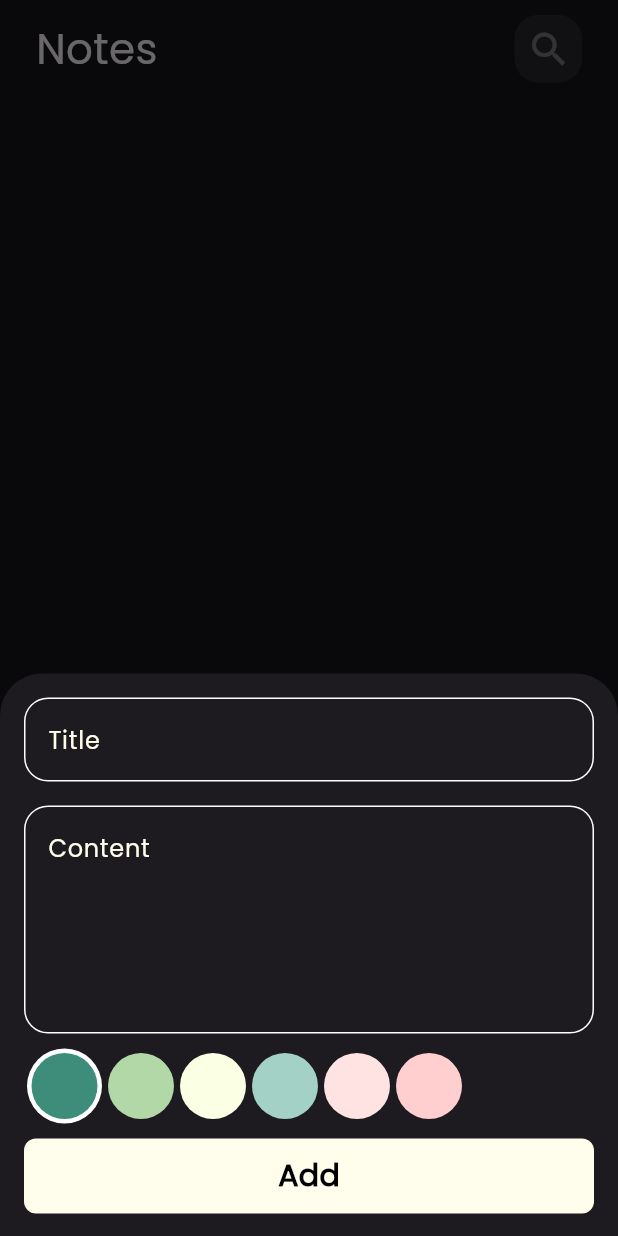
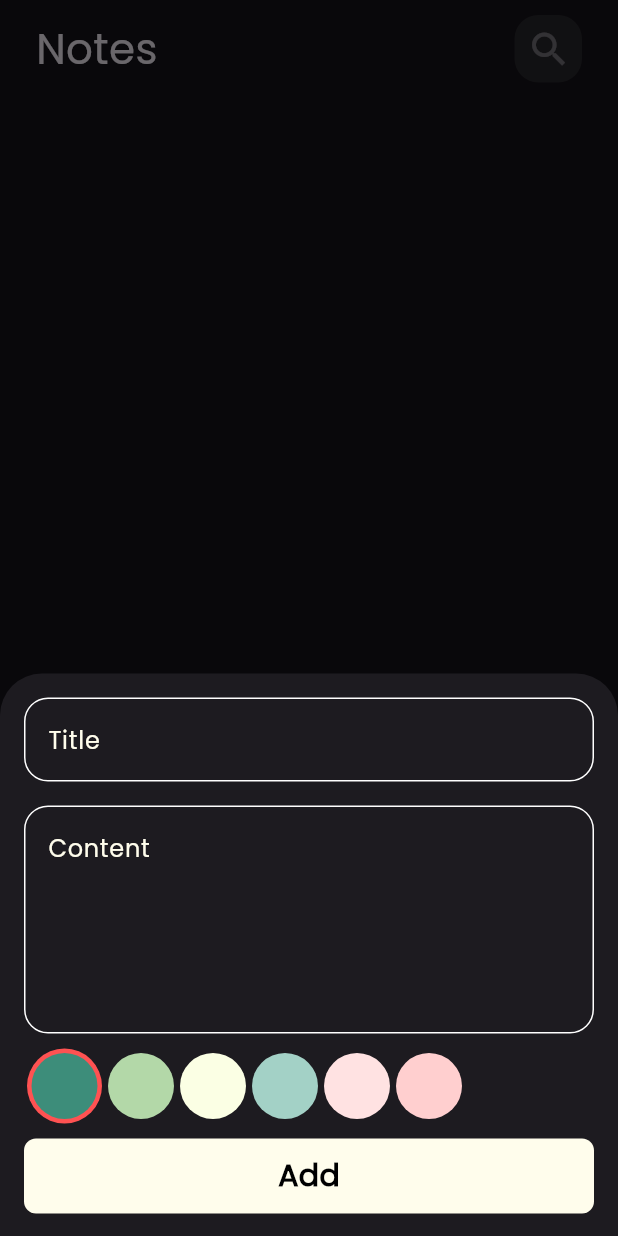
Before and after one commit to MuhammedAli21/notes_app, a Flutter app: the screen it shows after launch, after a tap on the "add" icon, on a phone screen of 412 x 824 dp. Run offline on Flutter 3.47's test engine with Material 3 defaults, Android fonts, the phone set to English and light mode, and no system bars; our stand-ins replace bloc, flutter_bloc, hive, hive_flutter, modal_progress_hud_nsn; accounts and stored records are empty; statements that could not run were skipped.

Commit message:
final app done

```diff
--- a/lib/Constents.dart
+++ b/lib/Constents.dart
@@ -2,3 +2,11 @@ import 'package:flutter/material.dart';
 
 const kPrimaryColor = Color(0xffFFFDEC);
 const kNotesBox = 'notes';
+const List<Color> kColors = [
+  Color(0xff3D8D7A),
+  Color(0xffB3D8A8),
+  Color(0xffFBFFE4),
+  Color(0xffA3D1C6),
+  Color(0xffFFE2E2),
+  Color(0xffFFCFCF),
+];
--- a/lib/main.dart
+++ b/lib/main.dart
@@ -27,6 +27,7 @@ class MyApp extends StatelessWidget {
         BlocProvider(create: (context) => NotesCubit()..fetchAllNotes()),
       ],
       child: MaterialApp(
+        debugShowCheckedModeBanner: false,
         theme: ThemeData(brightness: Brightness.dark, fontFamily: 'Poppins'),
         initialRoute: HomePage.routName,
         routes: {HomePage.routName: (context) => HomePage()},
--- a/lib/widgets/custome_color_list.dart
+++ b/lib/widgets/custome_color_list.dart
@@ -1,5 +1,6 @@
 import 'package:flutter/material.dart';
 import 'package:flutter_bloc/flutter_bloc.dart';
+import 'package:todo_app_tharawt/Constents.dart';
 import 'package:todo_app_tharawt/cubit/add_notes_cubit/add_note_cubit.dart';
 
 class CustomeColorsPicker extends StatelessWidget {
@@ -14,7 +15,7 @@ class CustomeColorsPicker extends StatelessWidget {
   Widget build(BuildContext context) {
     return isSelected
         ? CircleAvatar(
-          backgroundColor: Colors.white,
+          backgroundColor: Colors.redAccent,
           radius: 25,
           child: CircleAvatar(backgroundColor: color, radius: 22),
         )
@@ -32,19 +33,11 @@ class ColorsListView extends StatefulWidget {
 class _ColorsListViewState extends State<ColorsListView> {
   int selectedIndex = 0;
 
-  List<Color> colors = [
-    Color(0xff3D8D7A),
-    Color(0xffB3D8A8),
-    Color(0xffFBFFE4),
-    Color(0xffA3D1C6),
-    Color(0xffFFE2E2),
-    Color(0xffFFCFCF),
-  ];
   @override
   Widget build(BuildContext context) {
     return ListView.builder(
       scrollDirection: Axis.horizontal,
-      itemCount: colors.length,
+      itemCount: kColors.length,
       itemBuilder: (context, index) {
         return Padding(
           padding: const EdgeInsets.symmetric(horizontal: 2),
@@ -52,12 +45,12 @@ class _ColorsListViewState extends State<ColorsListView> {
             onTap: () {
               setState(() {
                 selectedIndex = index;
-                BlocProvider.of<AddNoteCubit>(context).color = colors[index];
+                BlocProvider.of<AddNoteCubit>(context).color = kColors[index];
               });
             },
             child: CustomeColorsPicker(
               isSelected: selectedIndex == index,
-              color: colors[index],
+              color: kColors[index],
             ),
           ),
         );
--- a/lib/widgets/edit_note_body.dart
+++ b/lib/widgets/edit_note_body.dart
@@ -1,9 +1,12 @@
 import 'package:flutter/material.dart';
 import 'package:flutter_bloc/flutter_bloc.dart';
+import 'package:todo_app_tharawt/Constents.dart';
 import 'package:todo_app_tharawt/cubit/notes_cubit/notes_cubit.dart';
 import 'package:todo_app_tharawt/models/note_model.dart';
+import 'package:todo_app_tharawt/widgets/custome_color_list.dart';
 import 'package:todo_app_tharawt/widgets/custome_serach_bar.dart';
 import 'package:todo_app_tharawt/widgets/custome_text_field.dart';
+import 'package:todo_app_tharawt/widgets/edit_color_listview.dart';
 
 class EditNoteBody extends StatefulWidget {
   const EditNoteBody({super.key, required this.note});
@@ -49,6 +52,8 @@ class _EditNoteBodyState extends State<EditNoteBody> {
                 content = value;
               },
             ),
+            SizedBox(height: 16),
+            SizedBox(height: 50, child: EditColorsListView(note: widget.note)),
           ],
         ),
       ),
```
Also changed, not shown: lib/widgets/edit_color_listview.dart (added, +47 -0 lines).
